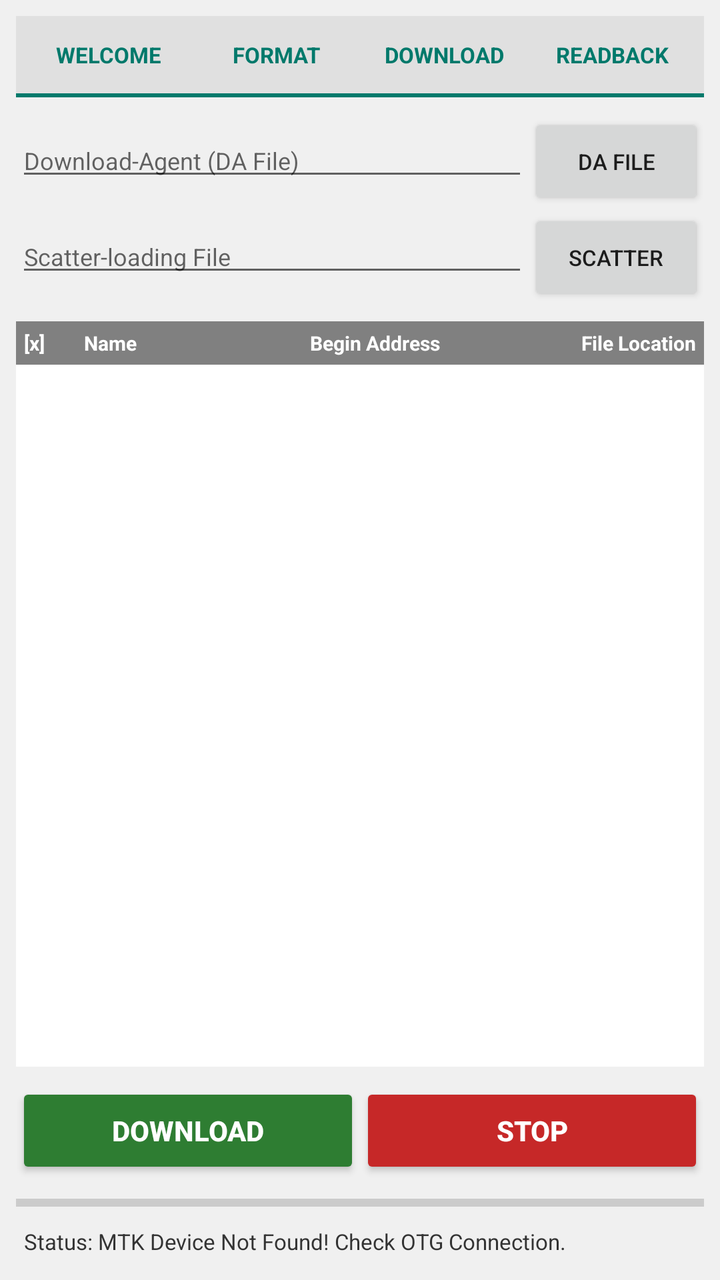
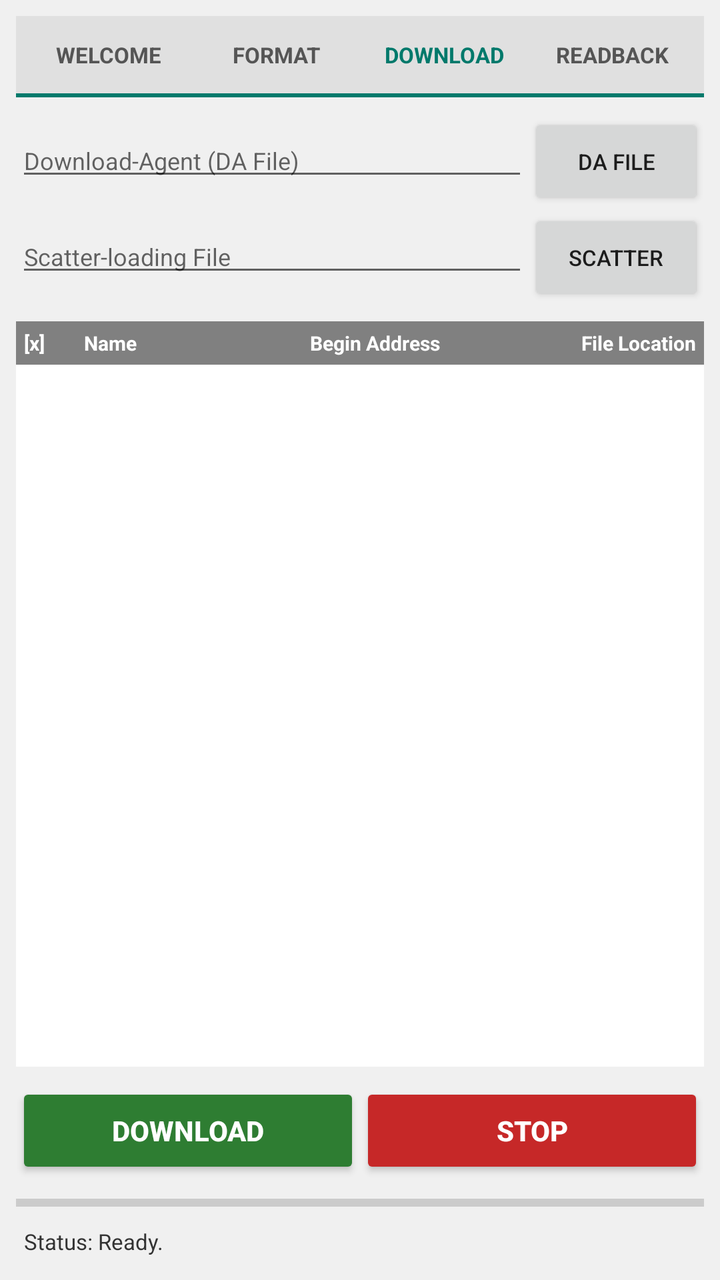

Compare the two renders of this Android layout. The source of the first and the diff that turns it into the second are given below.
<!-- AndroidManifest.xml: application theme Theme.AppCompat.Light.NoActionBar -->
<!-- res/layout/activity_main.xml -->
<?xml version="1.0" encoding="utf-8"?>
<LinearLayout xmlns:android="http://schemas.android.com/apk/res/android"
    android:layout_width="match_parent"
    android:layout_height="match_parent"
    android:orientation="vertical"
    android:background="#F0F0F0"
    android:padding="8dp">

    
    <LinearLayout
        android:layout_width="match_parent"
        android:layout_height="wrap_content"
        android:orientation="horizontal"
        android:background="#E0E0E0"
        android:padding="4dp">

        <TextView
            android:id="@+id/tv_tab_welcome"
            android:layout_width="0dp"
            android:layout_height="wrap_content"
            android:layout_weight="1"
            android:gravity="center"
            android:padding="8dp"
            android:text="WELCOME"
            android:textColor="#00796B"
            android:textStyle="bold"
            android:textSize="11sp" />

        <TextView
            android:id="@+id/tv_tab_format"
            android:layout_width="0dp"
            android:layout_height="wrap_content"
            android:layout_weight="1"
            android:gravity="center"
            android:padding="8dp"
            android:text="FORMAT"
            android:textColor="#00796B"
            android:textStyle="bold"
            android:textSize="11sp" />

        <TextView
            android:id="@+id/tv_tab_download"
            android:layout_width="0dp"
            android:layout_height="wrap_content"
            android:layout_weight="1"
            android:gravity="center"
            android:padding="8dp"
            android:text="DOWNLOAD"
            android:textColor="#00796B"
            android:textStyle="bold"
            android:textSize="11sp" />

        <TextView
            android:id="@+id/tv_tab_readback"
            android:layout_width="0dp"
            android:layout_height="wrap_content"
            android:layout_weight="1"
            android:gravity="center"
            android:padding="8dp"
            android:text="READBACK"
            android:textColor="#00796B"
            android:textStyle="bold"
            android:textSize="11sp" />
    </LinearLayout>

    <View
        android:layout_width="match_parent"
        android:layout_height="2dp"
        android:background="#00796B" />

    
    <LinearLayout
        android:layout_width="match_parent"
        android:layout_height="wrap_content"
        android:orientation="vertical"
        android:paddingTop="8dp">

        <LinearLayout
            android:layout_width="match_parent"
            android:layout_height="wrap_content"
            android:orientation="horizontal">
            <EditText
                android:id="@+id/et_da_path"
                android:layout_width="0dp"
                android:layout_height="wrap_content"
                android:layout_weight="1"
                android:hint="Download-Agent (DA File)"
                android:textSize="12sp"
                android:focusable="false" />
            <Button
                android:id="@+id/btn_choose_da"
                android:layout_width="wrap_content"
                android:layout_height="wrap_content"
                android:text="DA FILE"
                android:textSize="11sp" />
        </LinearLayout>

        <LinearLayout
            android:layout_width="match_parent"
            android:layout_height="wrap_content"
            android:orientation="horizontal">
            <EditText
                android:id="@+id/et_scatter_path"
                android:layout_width="0dp"
                android:layout_height="wrap_content"
                android:layout_weight="1"
                android:hint="Scatter-loading File"
                android:textSize="12sp"
                android:focusable="false" />
            <Button
                android:id="@+id/btn_choose_scatter"
                android:layout_width="wrap_content"
                android:layout_height="wrap_content"
                android:text="SCATTER"
                android:textSize="11sp" />
        </LinearLayout>
    </LinearLayout>

    
    <LinearLayout
        android:layout_width="match_parent"
        android:layout_height="wrap_content"
        android:orientation="horizontal"
        android:background="#808080"
        android:padding="4dp"
        android:layout_marginTop="8dp">

        <TextView
            android:layout_width="30dp"
            android:layout_height="wrap_content"
            android:text="[x]"
            android:textColor="#FFFFFF"
            android:textStyle="bold"
            android:textSize="10sp" />
        <TextView
            android:layout_width="0dp"
            android:layout_height="wrap_content"
            android:layout_weight="1"
            android:text="Name"
            android:textColor="#FFFFFF"
            android:textStyle="bold"
            android:textSize="10sp" />
        <TextView
            android:layout_width="0dp"
            android:layout_height="wrap_content"
            android:layout_weight="1.2"
            android:text="Begin Address"
            android:textColor="#FFFFFF"
            android:textStyle="bold"
            android:textSize="10sp" />
        <TextView
            android:layout_width="wrap_content"
            android:layout_height="wrap_content"
            android:text="File Location"
            android:textColor="#FFFFFF"
            android:textStyle="bold"
            android:textSize="10sp" />
    </LinearLayout>

    
    <ScrollView
        android:layout_width="match_parent"
        android:layout_height="0dp"
        android:layout_weight="1"
        android:background="#FFFFFF">
        <LinearLayout
            android:id="@+id/container_partitions"
            android:layout_width="match_parent"
            android:layout_height="wrap_content"
            android:orientation="vertical" />
    </ScrollView>

    
    <LinearLayout
        android:layout_width="match_parent"
        android:layout_height="wrap_content"
        android:orientation="horizontal"
        android:paddingTop="8dp">

        <Button
            android:id="@+id/btn_download"
            android:layout_width="0dp"
            android:layout_height="wrap_content"
            android:layout_weight="1"
            android:text="DOWNLOAD"
            android:backgroundTint="#2E7D32"
            android:textColor="#FFFFFF"
            android:textStyle="bold" />

        <Button
            android:id="@+id/btn_stop"
            android:layout_width="0dp"
            android:layout_height="wrap_content"
            android:layout_weight="1"
            android:text="STOP"
            android:backgroundTint="#C62828"
            android:textColor="#FFFFFF"
            android:textStyle="bold" />
    </LinearLayout>

    
    <ProgressBar
        android:id="@+id/progress_bar"
        style="?android:attr/progressBarStyleHorizontal"
        android:layout_width="match_parent"
        android:layout_height="wrap_content"
        android:max="100"
        android:progress="0"
        android:layout_marginTop="4dp" />

    <TextView
        android:id="@+id/tv_status_log"
        android:layout_width="match_parent"
        android:layout_height="wrap_content"
        android:padding="4dp"
        android:text="Status: MTK Device Not Found! Check OTG Connection."
        android:textColor="#333333"
        android:textSize="11sp" />
</LinearLayout>
<!-- resources referenced by this layout -->
<resources>

</resources>

<!-- the commit's change to res/layout/activity_main.xml (unified diff, before → after) -->
@@ -22,7 +22,7 @@
             android:gravity="center"
             android:padding="8dp"
             android:text="WELCOME"
-            android:textColor="#00796B"
+            android:textColor="#555555"
             android:textStyle="bold"
             android:textSize="11sp" />
 
@@ -34,7 +34,7 @@
             android:gravity="center"
             android:padding="8dp"
             android:text="FORMAT"
-            android:textColor="#00796B"
+            android:textColor="#555555"
             android:textStyle="bold"
             android:textSize="11sp" />
 
@@ -58,7 +58,7 @@
             android:gravity="center"
             android:padding="8dp"
             android:text="READBACK"
-            android:textColor="#00796B"
+            android:textColor="#555555"
             android:textStyle="bold"
             android:textSize="11sp" />
     </LinearLayout>
@@ -69,106 +69,196 @@
         android:background="#00796B" />
 
     
-    <LinearLayout
-        android:layout_width="match_parent"
-        android:layout_height="wrap_content"
-        android:orientation="vertical"
-        android:paddingTop="8dp">
-
+    <FrameLayout
+        android:layout_width="match_parent"
+        android:layout_height="0dp"
+        android:layout_weight="1">
+
+        
+        <ScrollView
+            android:id="@+id/layout_welcome"
+            android:layout_width="match_parent"
+            android:layout_height="match_parent"
+            android:visibility="gone"
+            android:padding="16dp">
+            <LinearLayout
+                android:layout_width="match_parent"
+                android:layout_height="wrap_content"
+                android:orientation="vertical">
+                <TextView
+                    android:layout_width="match_parent"
+                    android:layout_height="wrap_content"
+                    android:text="Selamat Datang di SP Flash Tool Mobile"
+                    android:textSize="16sp"
+                    android:textStyle="bold"
+                    android:textColor="#00796B" />
+                <TextView
+                    android:layout_width="match_parent"
+                    android:layout_height="wrap_content"
+                    android:layout_marginTop="12dp"
+                    android:text="Aplikasi ini digunakan untuk flashing perangkat MediaTek (MTK) via kabel USB OTG.\n\nPetunjuk Singkat:\n1. Buka Tab DOWNLOAD untuk flashing firmware.\n2. Buka Tab FORMAT untuk menghapus memori HP target.\n3. Buka Tab READBACK untuk melakukan dump/backup partisi."
+                    android:textSize="13sp"
+                    android:textColor="#333333" />
+            </LinearLayout>
+        </ScrollView>
+
+        
         <LinearLayout
+            android:id="@+id/layout_format"
             android:layout_width="match_parent"
-            android:layout_height="wrap_content"
-            android:orientation="horizontal">
-            <EditText
-                android:id="@+id/et_da_path"
-                android:layout_width="0dp"
-                android:layout_height="wrap_content"
-                android:layout_weight="1"
-                android:hint="Download-Agent (DA File)"
-                android:textSize="12sp"
-                android:focusable="false" />
+            android:layout_height="match_parent"
+            android:orientation="vertical"
+            android:visibility="gone"
+            android:padding="16dp">
+            <TextView
+                android:layout_width="match_parent"
+                android:layout_height="wrap_content"
+                android:text="Format / Erase Memory"
+                android:textSize="14sp"
+                android:textStyle="bold" />
+            <RadioGroup
+                android:layout_width="match_parent"
+                android:layout_height="wrap_content"
+                android:layout_marginTop="12dp">
+                <RadioButton
+                    android:layout_width="wrap_content"
+                    android:layout_height="wrap_content"
+                    android:text="Auto Format Flash"
+                    android:checked="true" />
+                <RadioButton
+                    android:layout_width="wrap_content"
+                    android:layout_height="wrap_content"
+                    android:text="Format Whole Flash except Bootloader" />
+            </RadioGroup>
+        </LinearLayout>
+
+        
+        <LinearLayout
+            android:id="@+id/layout_download"
+            android:layout_width="match_parent"
+            android:layout_height="match_parent"
+            android:orientation="vertical"
+            android:visibility="visible">
+
+            <LinearLayout
+                android:layout_width="match_parent"
+                android:layout_height="wrap_content"
+                android:orientation="vertical"
+                android:paddingTop="8dp">
+                <LinearLayout
+                    android:layout_width="match_parent"
+                    android:layout_height="wrap_content"
+                    android:orientation="horizontal">
+                    <EditText
+                        android:id="@+id/et_da_path"
+                        android:layout_width="0dp"
+                        android:layout_height="wrap_content"
+                        android:layout_weight="1"
+                        android:hint="Download-Agent (DA File)"
+                        android:textSize="12sp"
+                        android:focusable="false" />
+                    <Button
+                        android:id="@+id/btn_choose_da"
+                        android:layout_width="wrap_content"
+                        android:layout_height="wrap_content"
+                        android:text="DA FILE"
+                        android:textSize="11sp" />
+                </LinearLayout>
+
+                <LinearLayout
+                    android:layout_width="match_parent"
+                    android:layout_height="wrap_content"
+                    android:orientation="horizontal">
+                    <EditText
+                        android:id="@+id/et_scatter_path"
+                        android:layout_width="0dp"
+                        android:layout_height="wrap_content"
+                        android:layout_weight="1"
+                        android:hint="Scatter-loading File"
+                        android:textSize="12sp"
+                        android:focusable="false" />
+                    <Button
+                        android:id="@+id/btn_choose_scatter"
+                        android:layout_width="wrap_content"
+                        android:layout_height="wrap_content"
+                        android:text="SCATTER"
+                        android:textSize="11sp" />
+                </LinearLayout>
+            </LinearLayout>
+
+            <LinearLayout
+                android:layout_width="match_parent"
+                android:layout_height="wrap_content"
+                android:orientation="horizontal"
+                android:background="#808080"
+                android:padding="4dp"
+                android:layout_marginTop="8dp">
+                <TextView
+                    android:layout_width="30dp"
+                    android:layout_height="wrap_content"
+                    android:text="[x]"
+                    android:textColor="#FFFFFF"
+                    android:textStyle="bold"
+                    android:textSize="10sp" />
+                <TextView
+                    android:layout_width="0dp"
+                    android:layout_height="wrap_content"
+                    android:layout_weight="1"
+                    android:text="Name"
+                    android:textColor="#FFFFFF"
+                    android:textStyle="bold"
+                    android:textSize="10sp" />
+                <TextView
+                    android:layout_width="0dp"
+                    android:layout_height="wrap_content"
+                    android:layout_weight="1.2"
+                    android:text="Begin Address"
+                    android:textColor="#FFFFFF"
+                    android:textStyle="bold"
+                    android:textSize="10sp" />
+                <TextView
+                    android:layout_width="wrap_content"
+                    android:layout_height="wrap_content"
+                    android:text="File Location"
+                    android:textColor="#FFFFFF"
+                    android:textStyle="bold"
+                    android:textSize="10sp" />
+            </LinearLayout>
+
+            <ScrollView
+                android:layout_width="match_parent"
+                android:layout_height="match_parent"
+                android:background="#FFFFFF">
+                <LinearLayout
+                    android:id="@+id/container_partitions"
+                    android:layout_width="match_parent"
+                    android:layout_height="wrap_content"
+                    android:orientation="vertical" />
+            </ScrollView>
+        </LinearLayout>
+
+        
+        <LinearLayout
+            android:id="@+id/layout_readback"
+            android:layout_width="match_parent"
+            android:layout_height="match_parent"
+            android:orientation="vertical"
+            android:visibility="gone"
+            android:padding="16dp">
+            <TextView
+                android:layout_width="match_parent"
+                android:layout_height="wrap_content"
+                android:text="Readback (Backup ROM)"
+                android:textSize="14sp"
+                android:textStyle="bold" />
             <Button
-                android:id="@+id/btn_choose_da"
+                android:id="@+id/btn_add_readback"
                 android:layout_width="wrap_content"
                 android:layout_height="wrap_content"
-                android:text="DA FILE"
-                android:textSize="11sp" />
+                android:text="+ Add Readback Partition"
+                android:layout_marginTop="8dp" />
         </LinearLayout>
-
-        <LinearLayout
-            android:layout_width="match_parent"
-            android:layout_height="wrap_content"
-            android:orientation="horizontal">
-            <EditText
-                android:id="@+id/et_scatter_path"
-                android:layout_width="0dp"
-                android:layout_height="wrap_content"
-                android:layout_weight="1"
-                android:hint="Scatter-loading File"
-                android:textSize="12sp"
-                android:focusable="false" />
-            <Button
-                android:id="@+id/btn_choose_scatter"
-                android:layout_width="wrap_content"
-                android:layout_height="wrap_content"
-                android:text="SCATTER"
-                android:textSize="11sp" />
-        </LinearLayout>
-    </LinearLayout>
-
-    
-    <LinearLayout
-        android:layout_width="match_parent"
-        android:layout_height="wrap_content"
-        android:orientation="horizontal"
-        android:background="#808080"
-        android:padding="4dp"
-        android:layout_marginTop="8dp">
-
-        <TextView
-            android:layout_width="30dp"
-            android:layout_height="wrap_content"
-            android:text="[x]"
-            android:textColor="#FFFFFF"
-            android:textStyle="bold"
-            android:textSize="10sp" />
-        <TextView
-            android:layout_width="0dp"
-            android:layout_height="wrap_content"
-            android:layout_weight="1"
-            android:text="Name"
-            android:textColor="#FFFFFF"
-            android:textStyle="bold"
-            android:textSize="10sp" />
-        <TextView
-            android:layout_width="0dp"
-            android:layout_height="wrap_content"
-            android:layout_weight="1.2"
-            android:text="Begin Address"
-            android:textColor="#FFFFFF"
-            android:textStyle="bold"
-            android:textSize="10sp" />
-        <TextView
-            android:layout_width="wrap_content"
-            android:layout_height="wrap_content"
-            android:text="File Location"
-            android:textColor="#FFFFFF"
-            android:textStyle="bold"
-            android:textSize="10sp" />
-    </LinearLayout>
-
-    
-    <ScrollView
-        android:layout_width="match_parent"
-        android:layout_height="0dp"
-        android:layout_weight="1"
-        android:background="#FFFFFF">
-        <LinearLayout
-            android:id="@+id/container_partitions"
-            android:layout_width="match_parent"
-            android:layout_height="wrap_content"
-            android:orientation="vertical" />
-    </ScrollView>
+    </FrameLayout>
 
     
     <LinearLayout
@@ -176,7 +266,6 @@
         android:layout_height="wrap_content"
         android:orientation="horizontal"
         android:paddingTop="8dp">
-
         <Button
             android:id="@+id/btn_download"
             android:layout_width="0dp"
@@ -186,7 +275,6 @@
             android:backgroundTint="#2E7D32"
             android:textColor="#FFFFFF"
             android:textStyle="bold" />
-
         <Button
             android:id="@+id/btn_stop"
             android:layout_width="0dp"
@@ -198,7 +286,6 @@
             android:textStyle="bold" />
     </LinearLayout>
 
-    
     <ProgressBar
         android:id="@+id/progress_bar"
         style="?android:attr/progressBarStyleHorizontal"
@@ -213,7 +300,7 @@
         android:layout_width="match_parent"
         android:layout_height="wrap_content"
         android:padding="4dp"
-        android:text="Status: MTK Device Not Found! Check OTG Connection."
+        android:text="Status: Ready."
         android:textColor="#333333"
         android:textSize="11sp" />
 </LinearLayout>
